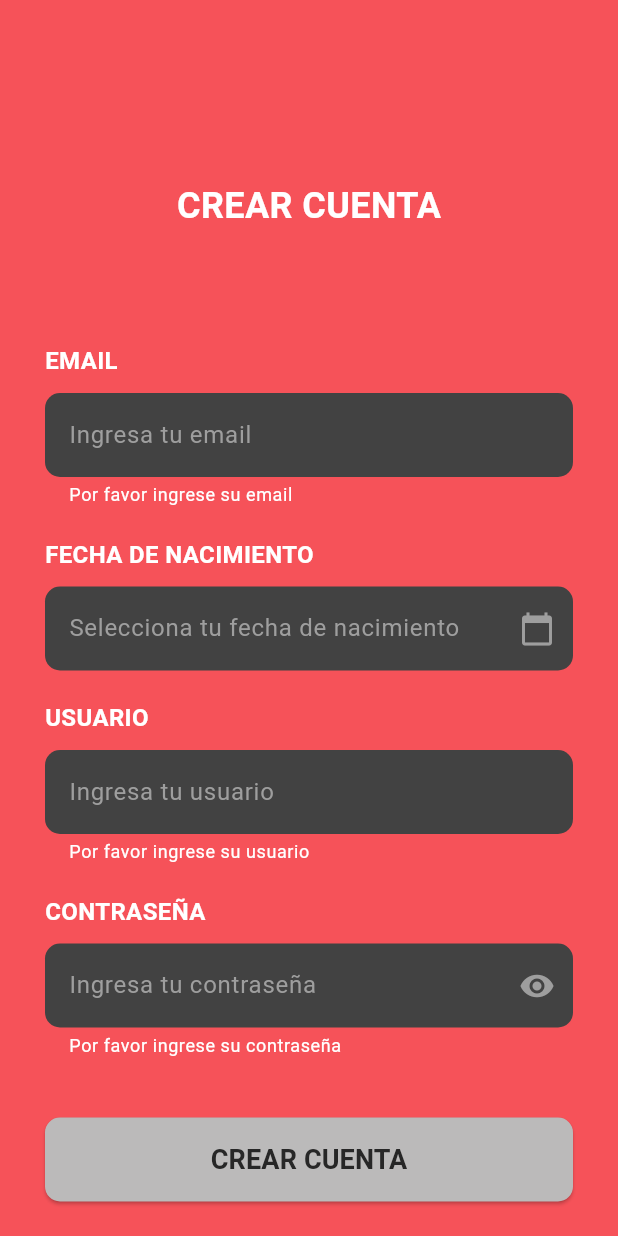
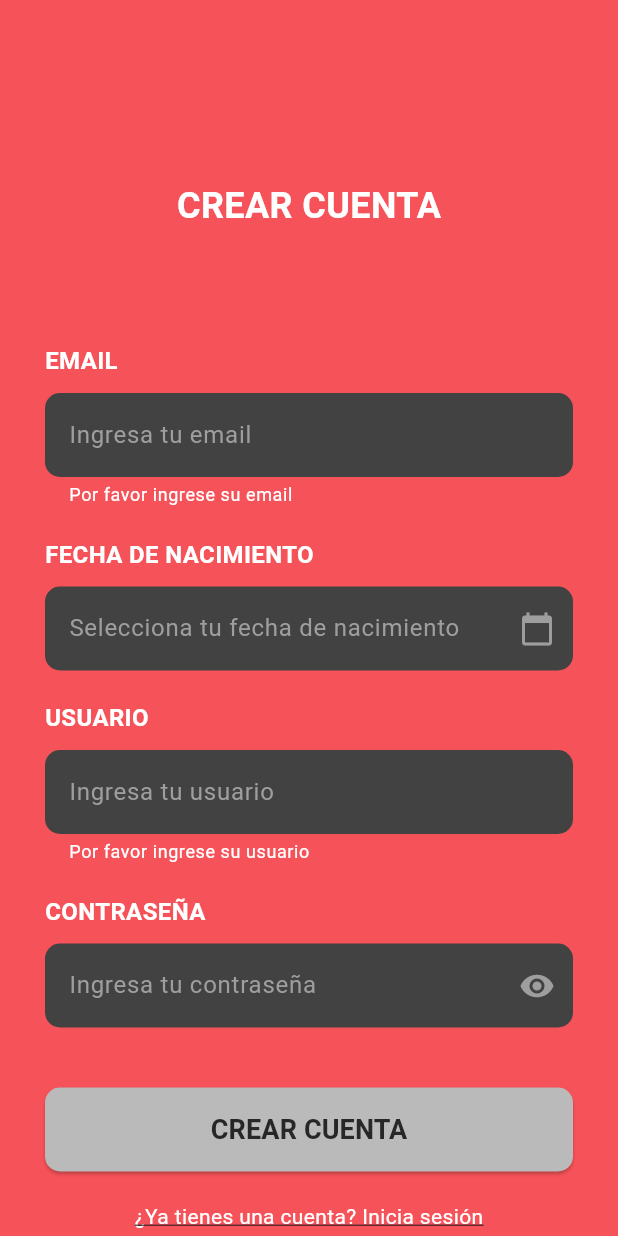
Before and after one commit to NestorHidLei/Palabrero, a Flutter app: the RegisterPage screen opened directly, after a tap on "CREAR CUENTA", on a phone screen of 412 x 824 dp. Run offline on Flutter 3.47's test engine with Material 3 defaults, Android fonts, the light colour scheme and no system bars; our stand-ins replace cloud_firestore, firebase_auth, firebase_core, google_sign_in; accounts and stored records are empty.

Commit message:
quito los warnings

```diff
--- a/Palabrero/lib/screens/register_page.dart
+++ b/Palabrero/lib/screens/register_page.dart
@@ -8,6 +8,7 @@
   const RegisterPage({super.key});
 
   @override
+  // ignore: library_private_types_in_public_api
   _RegisterPageState createState() => _RegisterPageState();
 }
 
@@ -16,7 +17,6 @@
   final _dobController = TextEditingController();
   final _usernameController = TextEditingController();
   final _passwordController = TextEditingController();
-  final _confirmPasswordController = TextEditingController();
 
   final _formKey = GlobalKey<FormState>();
 
@@ -42,14 +42,17 @@
       });
 
       // Mostrar mensaje de éxito
+      // ignore: use_build_context_synchronously
       ScaffoldMessenger.of(context).showSnackBar(
         const SnackBar(content: Text('Usuario registrado exitosamente')),
       );
 
       // Redirigir al usuario a la pantalla principal o login
+      // ignore: use_build_context_synchronously
       Navigator.pop(context);
     } catch (e) {
       // Manejar errores y mostrar mensaje
+      // ignore: use_build_context_synchronously
       ScaffoldMessenger.of(context).showSnackBar(
         SnackBar(content: Text('Error al registrar: $e')),
       );
@@ -115,7 +118,7 @@
                           ),
                           hintText: 'Ingresa tu email',
                           hintStyle: TextStyle(color: Colors.grey[500]),
-                          errorStyle: TextStyle(color: Colors.white),
+                          errorStyle: const TextStyle(color: Colors.white),
                         ),
                         validator: (value) {
                           if (value == null || value.isEmpty) {
@@ -153,7 +156,7 @@
                           hintText: 'Selecciona tu fecha de nacimiento',
                           hintStyle: TextStyle(color: Colors.grey[500]),
                           suffixIcon: Icon(Icons.calendar_today, color: Colors.grey[500]),
-                          errorStyle: TextStyle(color: Colors.white),
+                          errorStyle: const TextStyle(color: Colors.white),
                         ),
                         readOnly: true,
                         onTap: () async {
@@ -196,7 +199,7 @@
                           ),
                           hintText: 'Ingresa tu usuario',
                           hintStyle: TextStyle(color: Colors.grey[500]),
-                          errorStyle: TextStyle(color: Colors.white),
+                          errorStyle: const TextStyle(color: Colors.white),
                         ),
                         validator: (value) {
                           if (value == null || value.isEmpty) {
@@ -232,16 +235,8 @@
                           hintText: 'Ingresa tu contraseña',
                           hintStyle: TextStyle(color: Colors.grey[500]),
                           suffixIcon: Icon(Icons.visibility, color: Colors.grey[500]),
-                          errorStyle: TextStyle(color: Colors.white),
+                          errorStyle: const TextStyle(color: Colors.white),
                         ),
-                        validator: (value) {
-                            if (value == null || value.isEmpty) {
-                              return 'Por favor ingrese su contraseña';
-                            } else if (!RegExp(r"^(?=.*[A-Z])(?=.*[0-9])(?=.*[!@#\$&.,]).{8,}$").hasMatch(value)) {
-                              return 'Debe contener al menos una mayúscula, un número y un carácter especial';
-                            }
-                            return null;
-                          },
                       ),
 
                       const SizedBox(height: 40.0),
```
Also changed, not shown: Palabrero/lib/screens/GameScreen.dart (+4 -7 lines), Palabrero/lib/screens/GameScreenDuel.dart (+6 -6 lines).
